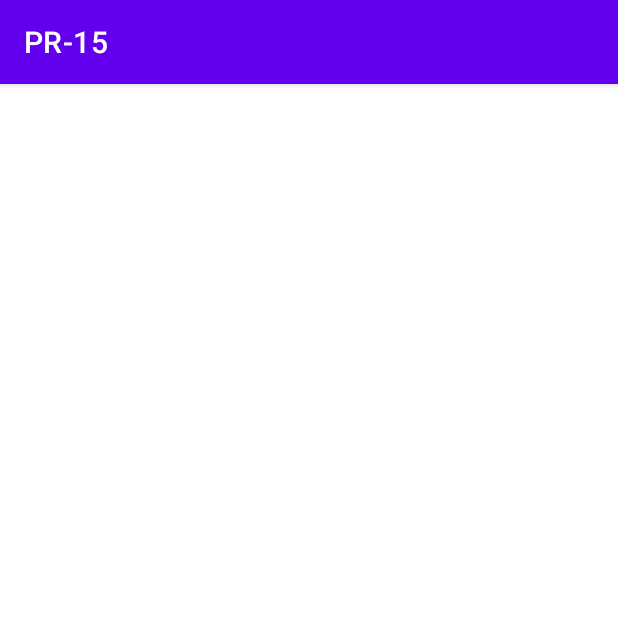
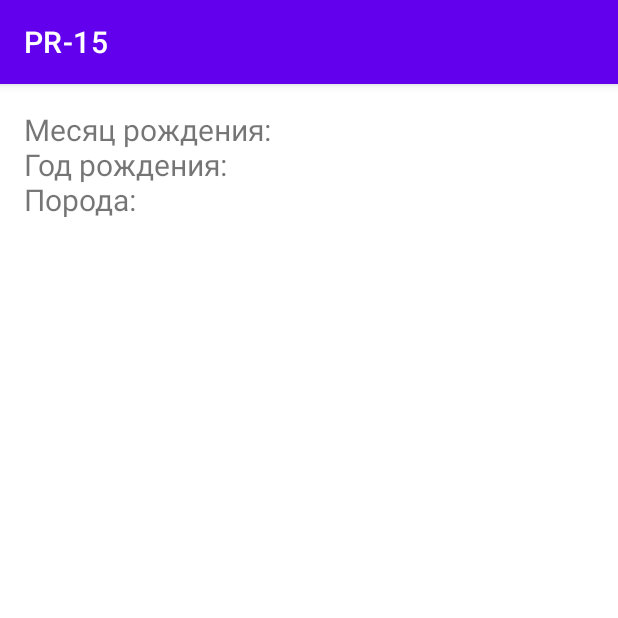
Before and after one commit to BisLAnN/PR-15, an Android app: the screen it shows after launch (SecondActivity), after a tap on "ОТПРАВИТЬ", on a phone screen of 412 x 824 dp, the top half of it. Run offline under Robolectric (Android 15) with nearby library versions, the phone set to English and light mode, and no system bars.

Commit message:
first commit

```diff
--- a/app/src/main/java/com/example/pr_15/MainActivity.kt
+++ b/app/src/main/java/com/example/pr_15/MainActivity.kt
@@ -21,17 +21,12 @@ class MainActivity : AppCompatActivity() {
         val breed = breedText.text.toString()
         val year = yearOfBirthText.text.toString()
         val month = monthOfBirthText.text.toString()
-        val user: SecondActivity.User = SecondActivity.User(breed, year, month)
+        val user : SecondActivity.User = SecondActivity.User (month, year, breed)
         val intent: Intent = Intent(
             this@MainActivity,
-            SecondActivity::class.java
-        )
+            SecondActivity::class.java)
         intent.putExtra(user.javaClass.simpleName, user)
-    }
-
-    fun onClick(view: View) {
-        val intent: Intent = Intent(this@MainActivity, SecondActivity::class.java)
-        when (view.id) {
+        when (view.id){
             R.id.buttonSave -> startActivity(intent)
         }
     }
--- a/app/src/main/java/com/example/pr_15/SecondActivity.kt
+++ b/app/src/main/java/com/example/pr_15/SecondActivity.kt
@@ -11,7 +11,7 @@ class SecondActivity : AppCompatActivity() {
     @SuppressLint("SetTextI18n")
     override fun onCreate(savedInstanceState: Bundle?) {
         super.onCreate(savedInstanceState)
-        setContentView(R.layout.activity_second3)
+        setContentView(R.layout.activity_second)
         val textView: TextView = findViewById(R.id.textView)
         var user: User = User()
         val arguments: Bundle? = intent.extras
@@ -20,7 +20,7 @@ class SecondActivity : AppCompatActivity() {
                 arguments.getParcelable<User>(user.javaClass.simpleName) as User
             textView.text =
                 "Месяц рождения: ${user.getMonth()}\n" +
-                        "Год рождения: ${user.getYear()}\n Порода: ${user.getBreed()}"
+                        "Год рождения: ${user.getYear()}\nПорода: ${user.getBreed()}"
         }
     }
 
--- a/app/src/main/res/layout/activity_main.xml
+++ b/app/src/main/res/layout/activity_main.xml
@@ -39,6 +39,7 @@
         android:layout_marginTop="4dp"
         android:ems="10"
         android:hint="Год рождения"
+        android:digits="0 1 2 3 4 5 6 7 8 9 год year"
         android:inputType="textPersonName"
         app:layout_constraintEnd_toEndOf="parent"
         app:layout_constraintHorizontal_bias="0.502"
@@ -50,7 +51,7 @@
         android:layout_width="wrap_content"
         android:layout_height="wrap_content"
         android:text="Отправить"
-        android:onClick="onClick"
+        android:onClick="buttonSendClick"
         app:layout_constraintBottom_toBottomOf="parent"
         app:layout_constraintEnd_toEndOf="parent"
         app:layout_constraintStart_toStartOf="parent"
--- a/app/src/main/res/layout/activity_second.xml
+++ b/app/src/main/res/layout/activity_second.xml
@@ -6,4 +6,16 @@
     android:layout_height="match_parent"
     tools:context=".SecondActivity">
 
+    <TextView
+        android:id="@+id/textView"
+        android:layout_width="292dp"
+        android:layout_height="72dp"
+        android:textSize="20dp"
+        android:visibility="visible"
+        app:layout_constraintBottom_toBottomOf="parent"
+        app:layout_constraintEnd_toEndOf="parent"
+        app:layout_constraintHorizontal_bias="0.134"
+        app:layout_constraintStart_toStartOf="parent"
+        app:layout_constraintTop_toTopOf="parent"
+        app:layout_constraintVertical_bias="0.024" />
 </androidx.constraintlayout.widget.ConstraintLayout>
--- a/app/src/main/res/layout/activity_second3.xml
+++ /dev/null
@@ -1,20 +0,0 @@
-<?xml version="1.0" encoding="utf-8"?>
-<androidx.constraintlayout.widget.ConstraintLayout xmlns:android="http://schemas.android.com/apk/res/android"
-    xmlns:app="http://schemas.android.com/apk/res-auto"
-    xmlns:tools="http://schemas.android.com/tools"
-    android:layout_width="match_parent"
-    android:layout_height="match_parent"
-    tools:context=".SecondActivity">
-
-    <TextView
-        android:id="@+id/textView"
-        android:visibility="visible"
-        android:layout_width="292dp"
-        android:layout_height="72dp"
-        app:layout_constraintBottom_toBottomOf="parent"
-        app:layout_constraintEnd_toEndOf="parent"
-        app:layout_constraintHorizontal_bias="0.495"
-        app:layout_constraintStart_toStartOf="parent"
-        app:layout_constraintTop_toTopOf="parent"
-        app:layout_constraintVertical_bias="0.499" />
-</androidx.constraintlayout.widget.ConstraintLayout>
```
Also changed, not shown: app/src/main/res/layout/activity_second2.xml (deleted, +0 -9 lines).
